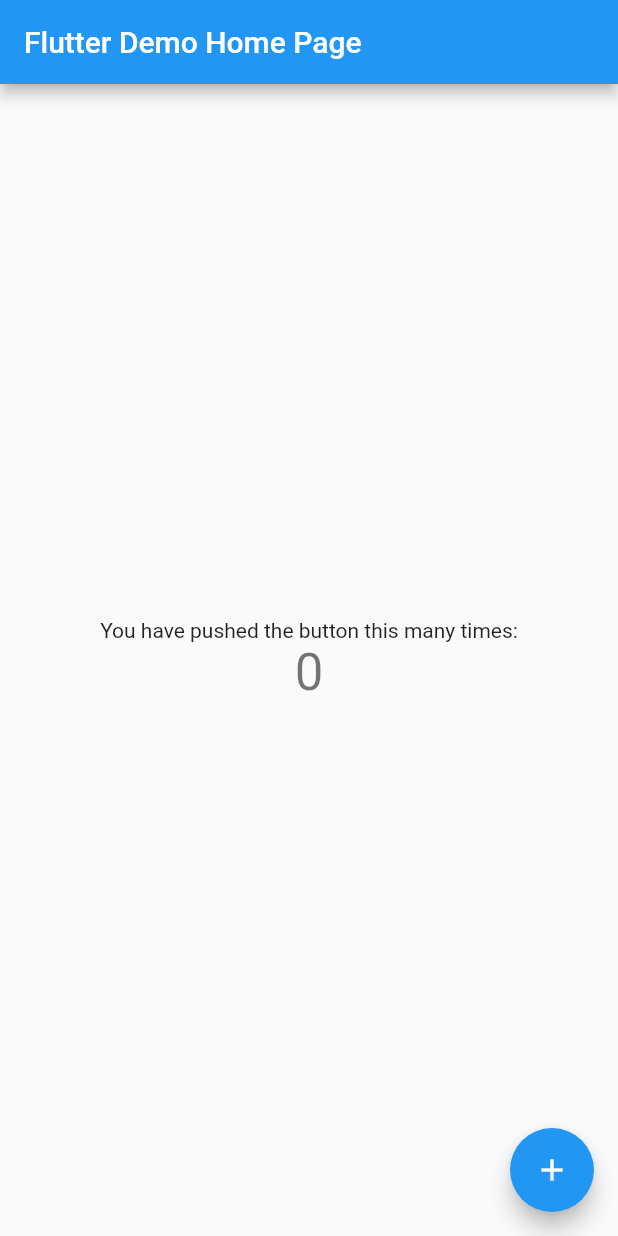
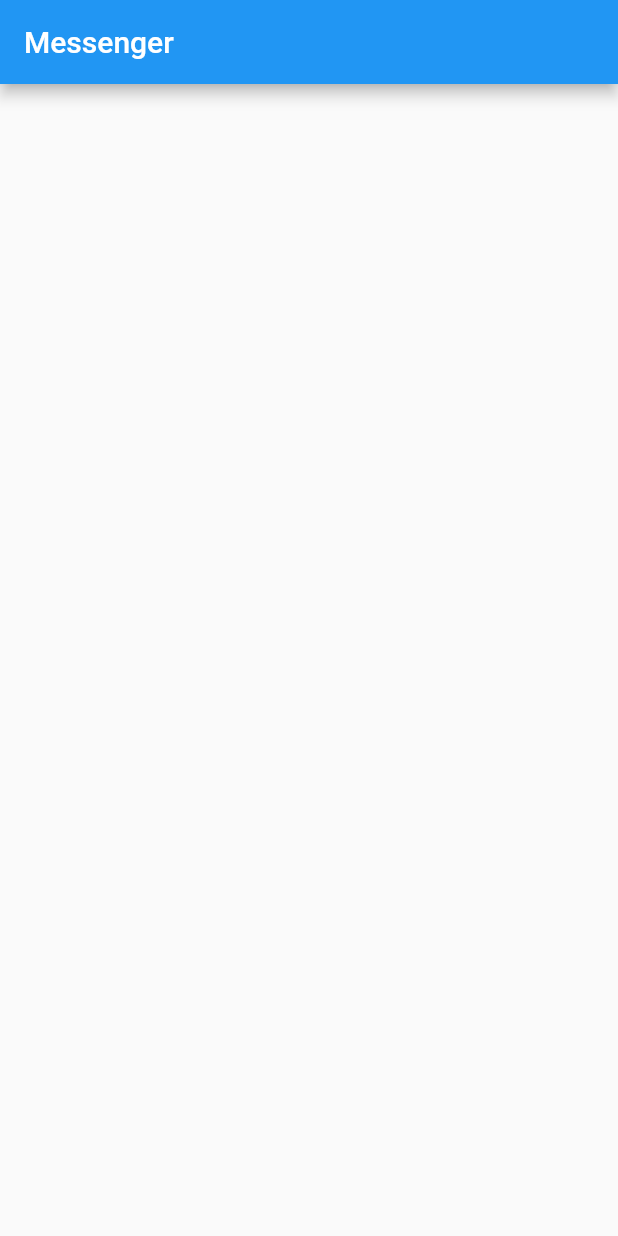
Before and after one commit to GetLoloed/messenger-mds, a Flutter app: the screen it shows after launch, on a phone screen of 412 x 824 dp. Run offline on Flutter 3.47's test engine with Material 2 defaults, Android fonts, the phone set to English and light mode, and no system bars.

Commit message:
Page blanche avec le titre

```diff
--- a/lib/main.dart
+++ b/lib/main.dart
@@ -5,7 +5,7 @@
 }
 
 class MyApp extends StatelessWidget {
-  const MyApp({super.key});
+  const MyApp({Key? key}) : super(key: key);
 
   // This widget is the root of your application.
   @override
@@ -13,33 +13,15 @@
     return MaterialApp(
       title: 'Flutter Demo',
       theme: ThemeData(
-        // This is the theme of your application.
-        //
-        // Try running your application with "flutter run". You'll see the
-        // application has a blue toolbar. Then, without quitting the app, try
-        // changing the primarySwatch below to Colors.green and then invoke
-        // "hot reload" (press "r" in the console where you ran "flutter run",
-        // or simply save your changes to "hot reload" in a Flutter IDE).
-        // Notice that the counter didn't reset back to zero; the application
-        // is not restarted.
         primarySwatch: Colors.blue,
       ),
-      home: const MyHomePage(title: 'Flutter Demo Home Page'),
+      home: const MyHomePage(title: 'Messenger'),
     );
   }
 }
 
 class MyHomePage extends StatefulWidget {
-  const MyHomePage({super.key, required this.title});
-
-  // This widget is the home page of your application. It is stateful, meaning
-  // that it has a State object (defined below) that contains fields that affect
-  // how it looks.
-
-  // This class is the configuration for the state. It holds the values (in this
-  // case the title) provided by the parent (in this case the App widget) and
-  // used by the build method of the State. Fields in a Widget subclass are
-  // always marked "final".
+  const MyHomePage({Key? key, required this.title}) : super(key: key);
 
   final String title;
 
@@ -48,68 +30,15 @@
 }
 
 class _MyHomePageState extends State<MyHomePage> {
-  int _counter = 0;
-
-  void _incrementCounter() {
-    setState(() {
-      // This call to setState tells the Flutter framework that something has
-      // changed in this State, which causes it to rerun the build method below
-      // so that the display can reflect the updated values. If we changed
-      // _counter without calling setState(), then the build method would not be
-      // called again, and so nothing would appear to happen.
-      _counter++;
-    });
-  }
-
   @override
   Widget build(BuildContext context) {
-    // This method is rerun every time setState is called, for instance as done
-    // by the _incrementCounter method above.
-    //
-    // The Flutter framework has been optimized to make rerunning build methods
-    // fast, so that you can just rebuild anything that needs updating rather
-    // than having to individually change instances of widgets.
     return Scaffold(
       appBar: AppBar(
-        // Here we take the value from the MyHomePage object that was created by
-        // the App.build method, and use it to set our appbar title.
         title: Text(widget.title),
       ),
       body: Center(
-        // Center is a layout widget. It takes a single child and positions it
-        // in the middle of the parent.
-        child: Column(
-          // Column is also a layout widget. It takes a list of children and
-          // arranges them vertically. By default, it sizes itself to fit its
-          // children horizontally, and tries to be as tall as its parent.
-          //
-          // Invoke "debug painting" (press "p" in the console, choose the
-          // "Toggle Debug Paint" action from the Flutter Inspector in Android
-          // Studio, or the "Toggle Debug Paint" command in Visual Studio Code)
-          // to see the wireframe for each widget.
-          //
-          // Column has various properties to control how it sizes itself and
-          // how it positions its children. Here we use mainAxisAlignment to
-          // center the children vertically; the main axis here is the vertical
-          // axis because Columns are vertical (the cross axis would be
-          // horizontal).
-          mainAxisAlignment: MainAxisAlignment.center,
-          children: <Widget>[
-            const Text(
-              'You have pushed the button this many times:',
-            ),
-            Text(
-              '$_counter',
-              style: Theme.of(context).textTheme.headlineMedium,
-            ),
-          ],
-        ),
+        child: Container(),
       ),
-      floatingActionButton: FloatingActionButton(
-        onPressed: _incrementCounter,
-        tooltip: 'Increment',
-        child: const Icon(Icons.add),
-      ), // This trailing comma makes auto-formatting nicer for build methods.
     );
   }
 }
```
